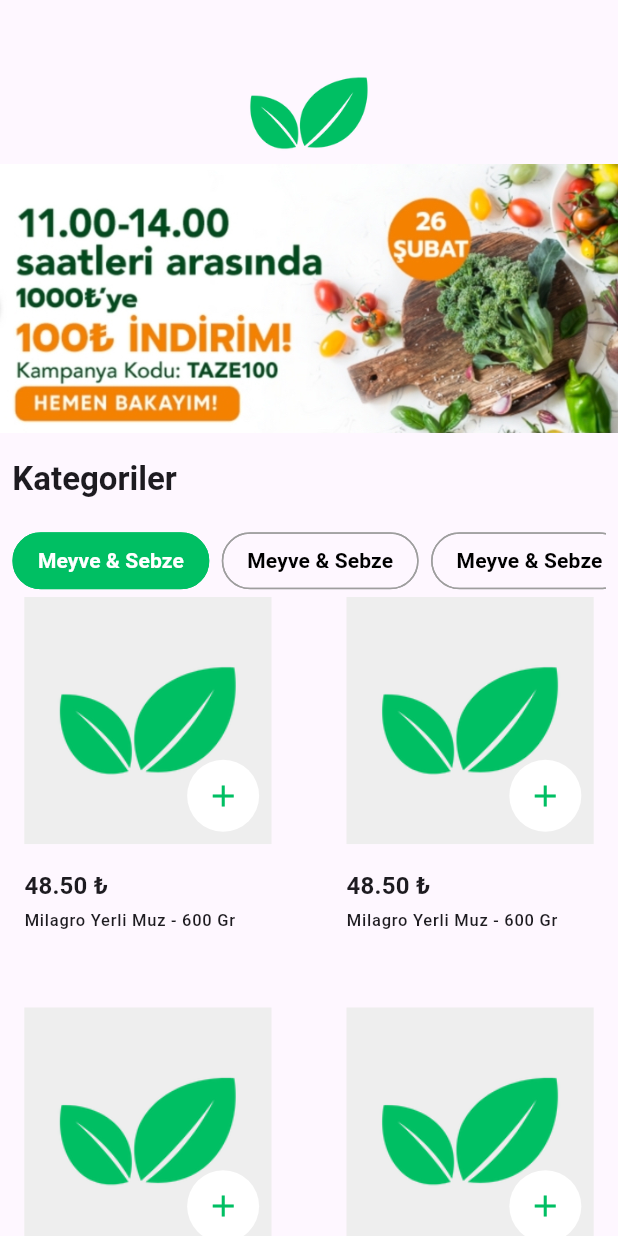
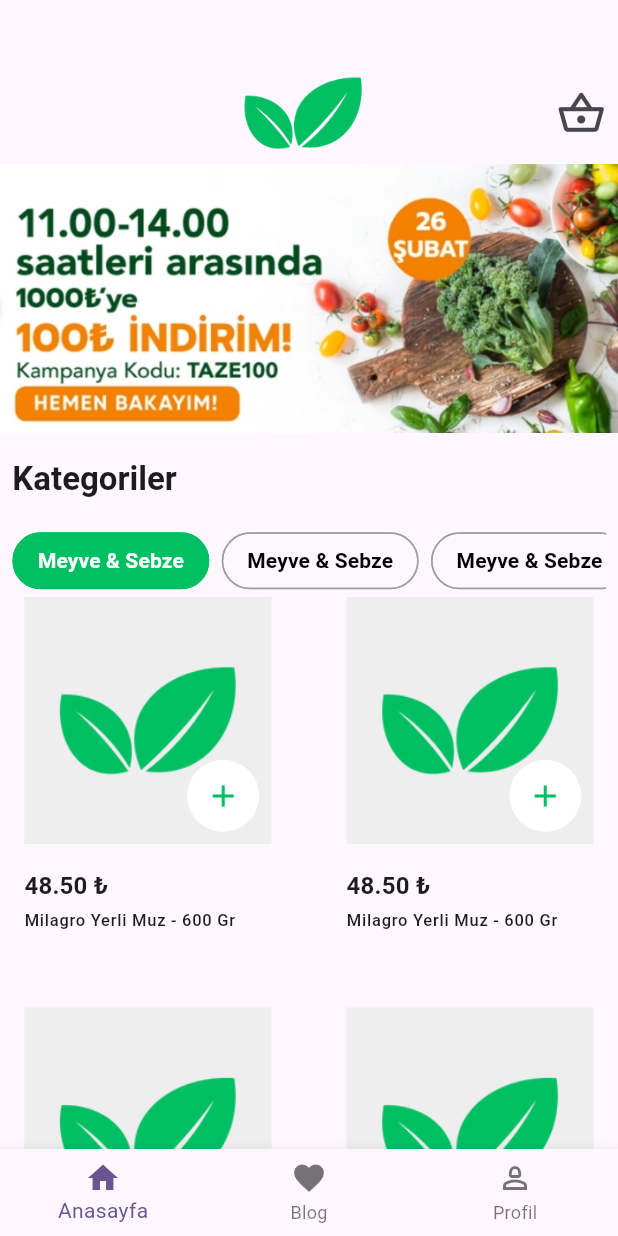
Before and after one commit to bahadirkalay/organix, a Flutter app: the HomeView screen opened by its route, on a phone screen of 412 x 824 dp. Run offline on Flutter 3.47's test engine with Material 3 defaults, Android fonts, the phone set to English and light mode, and no system bars; network calls fail.

Commit message:
Profil sayfası sepet sayfası yapılmıştır.

```diff
--- a/lib/constant/routes.dart
+++ b/lib/constant/routes.dart
@@ -1,6 +1,9 @@
 import 'package:flutter/material.dart';
+import 'package:organix/view/basket_view/basket.dart';
+import 'package:organix/view/blog/blog.dart';
 import 'package:organix/view/home_view/home_view.dart';
 import 'package:organix/view/login_view/login_view.dart';
+import 'package:organix/view/profile_view/profile_view.dart';
 import 'package:organix/view/register_view/register_view.dart';
 import 'package:organix/view/splash_view/splash_view.dart';
 
@@ -10,5 +13,8 @@ Map<String, WidgetBuilder> get routes {
     '/login': (context) => const LoginView(),
     '/register': (context) => const RegisterView(),
     '/home': (context) => const HomeView(),
+    '/blog': (context) => const BlogView(),
+    '/profile': (context) => ProfileView(),
+    '/basket': (context) => BasketView(),
   };
 }
--- a/lib/view/home_view/home_view.dart
+++ b/lib/view/home_view/home_view.dart
@@ -11,29 +11,61 @@ class HomeView extends StatefulWidget {
 }
 
 class _HomeViewState extends State<HomeView> {
-  int _counter = 0;
-
-  void _incrementCounter() {
-    setState(() {
-      _counter++;
-    });
-  }
-
   @override
   Widget build(BuildContext context) {
     return Scaffold(
+      bottomNavigationBar: BottomNavigationBar(items: [
+        BottomNavigationBarItem(
+            icon: Icon(
+              Icons.home,
+            ),
+            label: "Anasayfa"),
+        BottomNavigationBarItem(
+            icon: InkWell(
+                onTap: () {
+                  Navigator.of(context).pushNamed("/blog");
+                },
+                child: Icon(Icons.favorite)),
+            label: "Blog"),
+        BottomNavigationBarItem(
+            icon: InkWell(
+                onTap: () {
+                  Navigator.of(context).pushNamed("/profile");
+                },
+                child: Icon(Icons.person_2_outlined)),
+            label: "Profil")
+      ]),
       body: Column(
         crossAxisAlignment: CrossAxisAlignment.start,
         children: [
           Padding(
               padding: EdgeInsets.only(top: context.sHeight * .05),
               child: Center(
+                child: Row(
+                  crossAxisAlignment: CrossAxisAlignment.center,
+                  mainAxisAlignment: MainAxisAlignment.center,
+                  children: [
+                    Spacer(), // İlk Spacer, logoyu sola kaydırır
+                    Padding(
+                      padding: EdgeInsets.only(left: context.sWidth * 0.10),
                       child: Image.asset(
                         "assets/logo.png",
-                width: context.sWidth * 0.20,
+                        width: MediaQuery.of(context).size.width * 0.20,
                       ),
                     ),
+                    Spacer(), // İkinci Spacer, logoyu ortalar
+                    IconButton(
+                      onPressed: () {
+                        Navigator.of(context).pushNamed("/basket");
+                      },
+                      icon: Icon(
+                        Icons.shopping_basket_outlined,
+                        size: context.sWidth * .08,
                       ),
+                    )
+                  ],
+                ),
+              )),
           Image.asset(
             "assets/banner.jpg",
             fit: BoxFit.cover,
@@ -145,7 +177,7 @@ class _HomeViewState extends State<HomeView> {
                   ),
                 ),
                 SizedBox(
-                  height: context.sHeight * 0.55,
+                  height: context.sHeight * 0.45,
                   child: ListView(
                     shrinkWrap: true,
                     children: const [
```
Also changed, not shown: lib/view/basket_view/basket.dart (added, +91 -0 lines), lib/view/blog/blog.dart (+55 -1 lines), lib/view/profile_view/profile_view.dart (added, +142 -0 lines), assets/play.png (added). Lines whose indentation alone changed are shown as unchanged.
